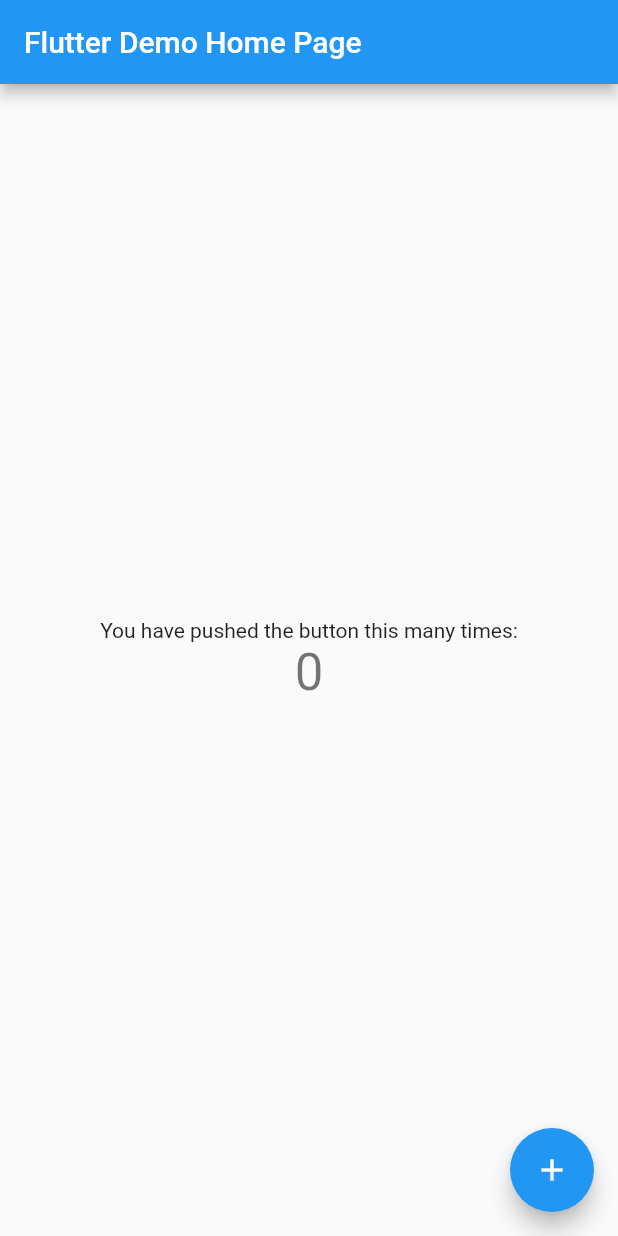
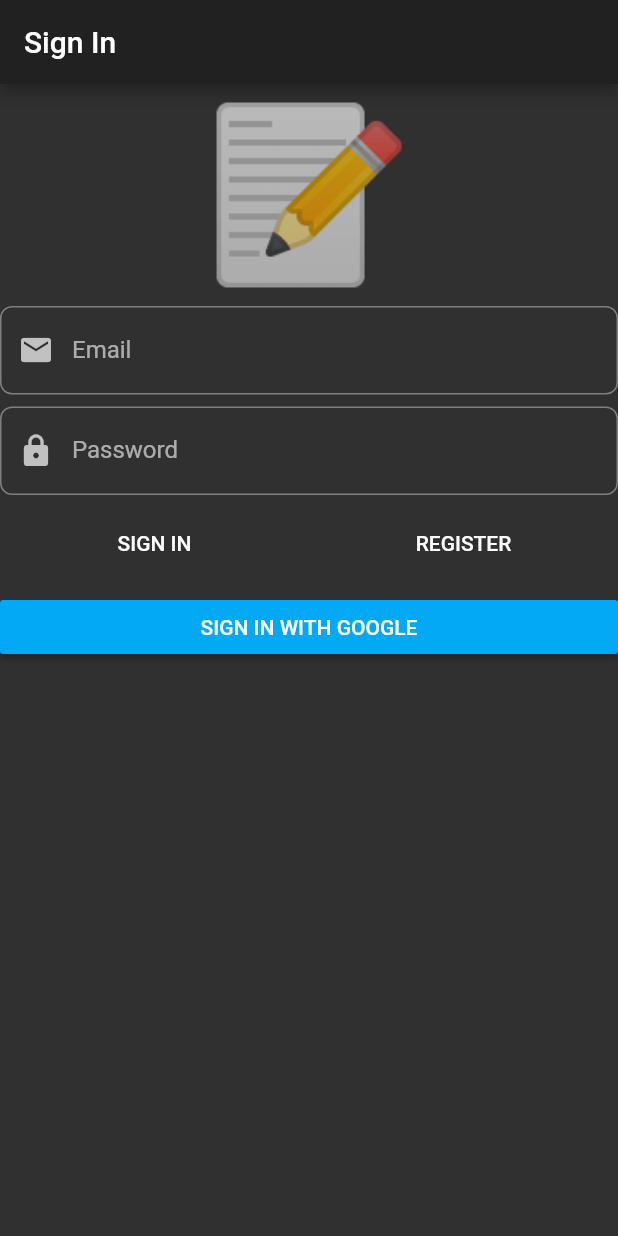
Before and after one commit to dhimasdewanto/flutter_ddd_firebase, a Flutter app: the screen it shows after launch, on a phone screen of 412 x 824 dp. Run offline on Flutter 3.47's test engine with Material 2 defaults, Android fonts, the phone set to English and light mode, and no system bars; our stand-ins replace bloc, dartz, equatable, firebase_auth, flushbar, flutter_bloc and 4 more; accounts and stored records are empty; generated files the repository leaves out were written again.

Commit message:
Add part 8

```diff
--- a/lib/main.dart
+++ b/lib/main.dart
@@ -2,67 +2,9 @@ import 'package:firebase_ddd_course/injection.dart';
 import 'package:flutter/material.dart';
 import 'package:injectable/injectable.dart';
 
+import 'presentation/core/app_widget.dart';
+
 void main() {
   configureInjection(Environment.prod);
-  runApp(MyApp());
+  runApp(const AppWidget());
 }
-
-class MyApp extends StatelessWidget {
-  @override
-  Widget build(BuildContext context) {
-    return MaterialApp(
-      title: 'Flutter Demo',
-      theme: ThemeData(
-        primarySwatch: Colors.blue,
-      ),
-      home: const MyHomePage(title: 'Flutter Demo Home Page'),
-    );
-  }
-}
-
-class MyHomePage extends StatefulWidget {
-  const MyHomePage({Key key, this.title}) : super(key: key);
-
-  final String title;
-
-  @override
-  _MyHomePageState createState() => _MyHomePageState();
-}
-
-class _MyHomePageState extends State<MyHomePage> {
-  int _counter = 0;
-
-  void _incrementCounter() {
-    setState(() {
-      _counter++;
-    });
-  }
-
-  @override
-  Widget build(BuildContext context) {
-    return Scaffold(
-      appBar: AppBar(
-        title: Text(widget.title),
-      ),
-      body: Center(
-        child: Column(
-          mainAxisAlignment: MainAxisAlignment.center,
-          children: <Widget>[
-            const Text(
-              'You have pushed the button this many times:',
-            ),
-            Text(
-              '$_counter',
-              style: Theme.of(context).textTheme.headline4,
-            ),
-          ],
-        ),
-      ),
-      floatingActionButton: FloatingActionButton(
-        onPressed: _incrementCounter,
-        tooltip: 'Increment',
-        child: Icon(Icons.add),
-      ),
-    );
-  }
-}
--- /dev/null
+++ b/lib/presentation/core/app_widget.dart
@@ -0,0 +1,24 @@
+import 'package:flutter/material.dart';
+
+import '../sign_in/sign_in_page.dart';
+
+class AppWidget extends StatelessWidget {
+  const AppWidget({Key key}) : super(key: key);
+
+  @override
+  Widget build(BuildContext context) {
+    return MaterialApp(
+      title: 'Flutter DDD',
+      themeMode: ThemeMode.dark,
+      darkTheme: ThemeData(
+        brightness: Brightness.dark,
+        inputDecorationTheme: InputDecorationTheme(
+          border: OutlineInputBorder(
+            borderRadius: BorderRadius.circular(8.0),
+          ),
+        ),
+      ),
+      home: const SignInPage(),
+    );
+  }
+}
--- /dev/null
+++ b/lib/presentation/sign_in/sign_in_page.dart
@@ -0,0 +1,23 @@
+import 'package:firebase_ddd_course/application/auth/sign_in_form/sign_in_form_bloc.dart';
+import 'package:firebase_ddd_course/injection.dart';
+import 'package:flutter/material.dart';
+import 'package:flutter_bloc/flutter_bloc.dart';
+
+import 'widgets/sign_in_form.dart';
+
+class SignInPage extends StatelessWidget {
+  const SignInPage({Key key}) : super(key: key);
+
+  @override
+  Widget build(BuildContext context) {
+    return Scaffold(
+      appBar: AppBar(
+        title: const Text("Sign In"),
+      ),
+      body: BlocProvider<SignInFormBloc>(
+        create: (context) => getIt<SignInFormBloc>(),
+        child: const SignInForm(),
+      ),
+    );
+  }
+}
--- /dev/null
+++ b/lib/presentation/sign_in/widgets/sign_in_form.dart
@@ -0,0 +1,136 @@
+import 'package:firebase_ddd_course/application/auth/sign_in_form/sign_in_form_bloc.dart';
+import 'package:flushbar/flushbar_helper.dart';
+import 'package:flutter/material.dart';
+import 'package:flutter_bloc/flutter_bloc.dart';
+
+class SignInForm extends StatelessWidget {
+  const SignInForm({Key key}) : super(key: key);
+
+  @override
+  Widget build(BuildContext context) {
+    return BlocConsumer<SignInFormBloc, SignInFormState>(
+      listener: (context, state) {
+        state.authFailureOrSuccessOption.fold(
+          () => null,
+          (either) => either.fold(
+            (failure) {
+              FlushbarHelper.createError(
+                message: failure.map(
+                  cancelledByUser: (_) => "",
+                  serverError: (_) => "",
+                  emailAlreadyInUse: (_) => "",
+                  invalidEmailAndPassword: (_) => "",
+                ),
+              ).show(context);
+            },
+            (_) {},
+          ),
+        );
+      },
+      builder: (context, state) {
+        return Form(
+          autovalidate: state.showErrorMessages,
+          child: ListView(
+            children: <Widget>[
+              const SizedBox(height: 8.0),
+              Text(
+                "📝",
+                style: Theme.of(context).textTheme.headline1,
+                textAlign: TextAlign.center,
+              ),
+              const SizedBox(height: 8.0),
+              TextFormField(
+                keyboardType: TextInputType.emailAddress,
+                decoration: const InputDecoration(
+                  prefixIcon: Icon(Icons.mail),
+                  labelText: "Email",
+                ),
+                onChanged: (value) => context
+                    .bloc<SignInFormBloc>()
+                    .add(SignInFormEvent.emailChanged(value)),
+
+                /// Use context.bloc<SignInFormBloc>().state.emailAddress
+                /// Instead of state.emailAddress
+                /// Because if we typed 'ABC', validator only work 'AB'
+                /// So state only can read before it build.
+                validator: (_) => context
+                    .bloc<SignInFormBloc>()
+                    .state
+                    .emailAddress
+                    .value
+                    .fold(
+                      (failure) => failure.maybeMap(
+                        invalidEmail: (_) => "Invalid Email",
+                        orElse: () => null,
+                      ),
+                      (_) => null,
+                    ),
+              ),
+              const SizedBox(height: 8.0),
+              TextFormField(
+                obscureText: true,
+                decoration: const InputDecoration(
+                  prefixIcon: Icon(Icons.lock),
+                  labelText: "Password",
+                ),
+                onChanged: (value) => context
+                    .bloc<SignInFormBloc>()
+                    .add(SignInFormEvent.passwordChanged(value)),
+
+                /// Use context.bloc<SignInFormBloc>().state.passwordValue
+                /// Instead of state.passwordValue
+                /// Because if we typed 'ABC', validator only work 'AB'
+                /// So state only can read before it build.
+                validator: (_) => context
+                    .bloc<SignInFormBloc>()
+                    .state
+                    .passwordValue
+                    .value
+                    .fold(
+                      (failure) => failure.maybeMap(
+                        invalidEmail: (_) => "Short Password",
+                        orElse: () => null,
+                      ),
+                      (_) => null,
+                    ),
+              ),
+              const SizedBox(height: 8.0),
+              Row(
+                children: <Widget>[
+                  Expanded(
+                    child: FlatButton(
+                      onPressed: () => context.bloc<SignInFormBloc>().add(
+                          const SignInFormEvent
+                              .signInWithEmailAndPasswordPressed()),
+                      child: const Text("SIGN IN"),
+                    ),
+                  ),
+                  Expanded(
+                    child: FlatButton(
+                      onPressed: () => context.bloc<SignInFormBloc>().add(
+                          const SignInFormEvent
+                              .registerWithEmailAndPasswordPressed()),
+                      child: const Text("REGISTER"),
+                    ),
+                  ),
+                ],
+              ),
+              const SizedBox(height: 8.0),
+              Container(
+                width: double.infinity,
+                child: RaisedButton(
+                  onPressed: () => context
+                      .bloc<SignInFormBloc>()
+                      .add(const SignInFormEvent.signInWithGoogle()),
+                  color: Colors.lightBlue,
+                  child: const Text("SIGN IN WITH GOOGLE"),
+                ),
+              ),
+              const SizedBox(height: 8.0),
+            ],
+          ),
+        );
+      },
+    );
+  }
+}
--- a/pubspec.yaml
+++ b/pubspec.yaml
@@ -28,6 +28,7 @@ dependencies:
   get_it: ^4.0.1
   injectable: ^0.3.0
   equatable: ^1.1.1
+  flushbar: ^1.10.2
 
   # The following adds the Cupertino Icons font to your application.
   # Use with the CupertinoIcons class for iOS style icons.
```
Also changed, not shown: pubspec.lock, 1 other file.
